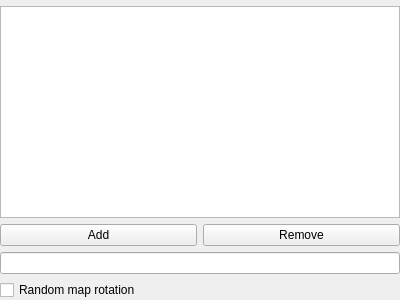
Before: the Qt Designer form src/core/gui/createserver/maplistpanel.ui in drfrag666/doomseeker-unofficial, drawn with Qt 5.
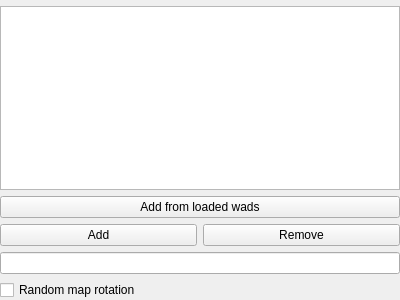
After: the same form once the commit is applied. Icons and pictures are not drawn. Custom widgets are drawn as their Qt base class.

Commit message: - Create game box: read map lump names from loaded game mods and allow to pick them for the maplist from a list view. Reading map lumps from WAD and PK3 formats is supported, as well as extracting mods from archives and parsing them. The UI lists IWAD maps in a gray color and uses normal color for maps that are present in the loaded custom mods. It also displays which file the maps come from through a tooltip. (addresses 3599)

The edit to the form file:
```diff
--- a/src/core/gui/createserver/maplistpanel.ui
+++ b/src/core/gui/createserver/maplistpanel.ui
@@ -33,6 +33,17 @@
      </property>
     </widget>
    </item>
+   <item>
+    <widget class="QPushButton" name="btnAddMapsFromWads">
+     <property name="text">
+      <string>Add from loaded wads</string>
+     </property>
+     <property name="icon">
+      <iconset resource="../../../../media/resources.qrc">
+       <normaloff>:/icons/file.png</normaloff>:/icons/file.png</iconset>
+     </property>
+    </widget>
+   </item>
    <item>
     <layout class="QHBoxLayout" name="horizontalLayout_8">
      <item>
```
Left out of the diff: 28 changed lines with no effect on the pictures. The commit also changes 16 other files.
